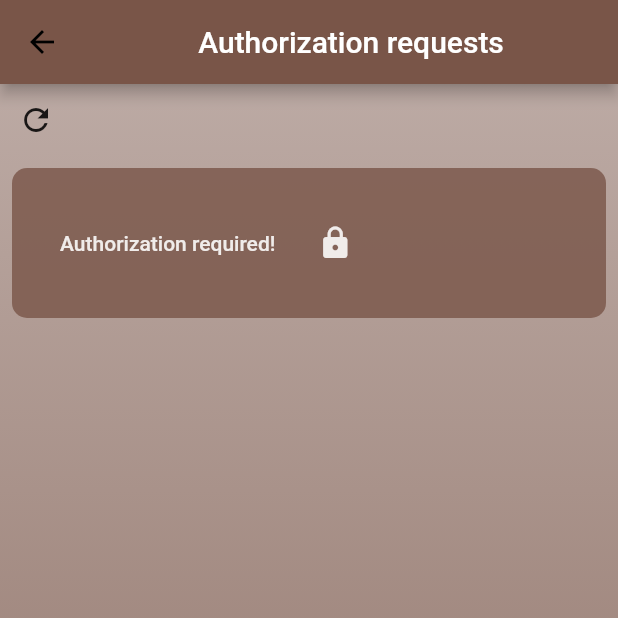
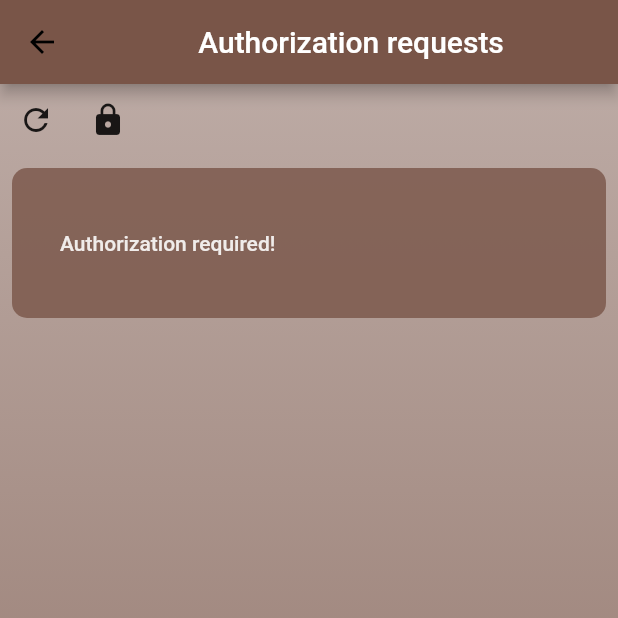
Before and after one commit to Mythyndian/Electronic-lock, a Flutter app: the RequestPage screen opened directly, after a tap on the "refresh" icon, on a phone screen of 412 x 824 dp, the top half of it. Run offline on Flutter 3.47's test engine with Material 2 defaults, Android fonts, the phone set to English and light mode, and no system bars; our stand-ins replace flutter_svg, flutter_swiper; network calls fail.

Commit message:
Another fix

```diff
--- a/lib/code.dart
+++ b/lib/code.dart
@@ -1,24 +1,10 @@
 import 'package:flutter/foundation.dart';
-import 'package:web_socket_channel/io.dart';
 
 class CodeProvider extends ChangeNotifier {
-  IOWebSocketChannel _channel;
   String _code = '';
   String get code => _code;
   set code(String sequence) {
     this._code = sequence;
     notifyListeners();
   }
-
-  void connect() {
-    _channel = IOWebSocketChannel.connect('wss://192.168.0.46:80');
-  }
-
-  void sendMessage(String msg) {
-    _channel.sink.add(msg);
-  }
-
-  void disconnect() {
-    _channel.sink.close();
-  }
 }
--- a/lib/request_list.dart
+++ b/lib/request_list.dart
@@ -1,10 +1,6 @@
 import 'package:flutter/material.dart';
 import 'package:hello_world/authorize_access.dart';
-import 'package:provider/provider.dart';
 import 'package:web_socket_channel/io.dart';
-
-import 'code.dart';
-
 class RequestPage extends StatefulWidget {
   @override
   _RequestPageState createState() => _RequestPageState();
@@ -12,12 +8,6 @@ class RequestPage extends StatefulWidget {
 
 class _RequestPageState extends State<RequestPage> {
   final _channel = IOWebSocketChannel.connect('wss://192.168.0.46:80');
-  String _status;
-  @override
-  void initState() {
-    super.initState();
-    _status = "";
-  }
 
   void sendMessage(String msg) {
     _channel.sink.add(msg);
@@ -31,7 +21,6 @@ class _RequestPageState extends State<RequestPage> {
 
   @override
   Widget build(BuildContext context) {
-    final CodeProvider codeProvider = Provider.of<CodeProvider>(context);
     return Scaffold(
       appBar: AppBar(
         title: Center(
@@ -62,10 +51,17 @@ class _RequestPageState extends State<RequestPage> {
                     child: IconButton(
                         icon: Icon(Icons.refresh),
                         onPressed: () {
-                          codeProvider.connect();
-                          codeProvider.sendMessage('?');
+                          sendMessage('?');
                           //codeProvider.disconnect();
-                        }))
+                        })),
+                Container(
+                  child: IconButton(
+                    icon: Icon(Icons.lock),
+                    onPressed: () {
+                      sendMessage('close');
+                    },
+                  ),
+                )
               ],
             ),
             StreamBuilder(
@@ -102,7 +98,6 @@ class _RequestAlertState extends State<RequestAlert> {
 
   @override
   Widget build(BuildContext context) {
-    final CodeProvider codeProvider = Provider.of<CodeProvider>(context);
     return Padding(
       padding: const EdgeInsets.all(8.0),
       child: Opacity(
@@ -130,16 +125,6 @@ class _RequestAlertState extends State<RequestAlert> {
                   '${widget.dataFromArduino}',
                   style: TextStyle(color: Colors.white),
                 ),
-                IconButton(
-                    onPressed: () {
-                      //codeProvider.connect();
-                      codeProvider.sendMessage('close');
-                      //codeProvider.disconnect();
-                    },
-                    icon: Icon(
-                      Icons.lock,
-                      color: Colors.white,
-                    ))
               ],
             ),
           ),
```
Also changed, not shown: lib/authorize_access.dart (+8 -5 lines).
